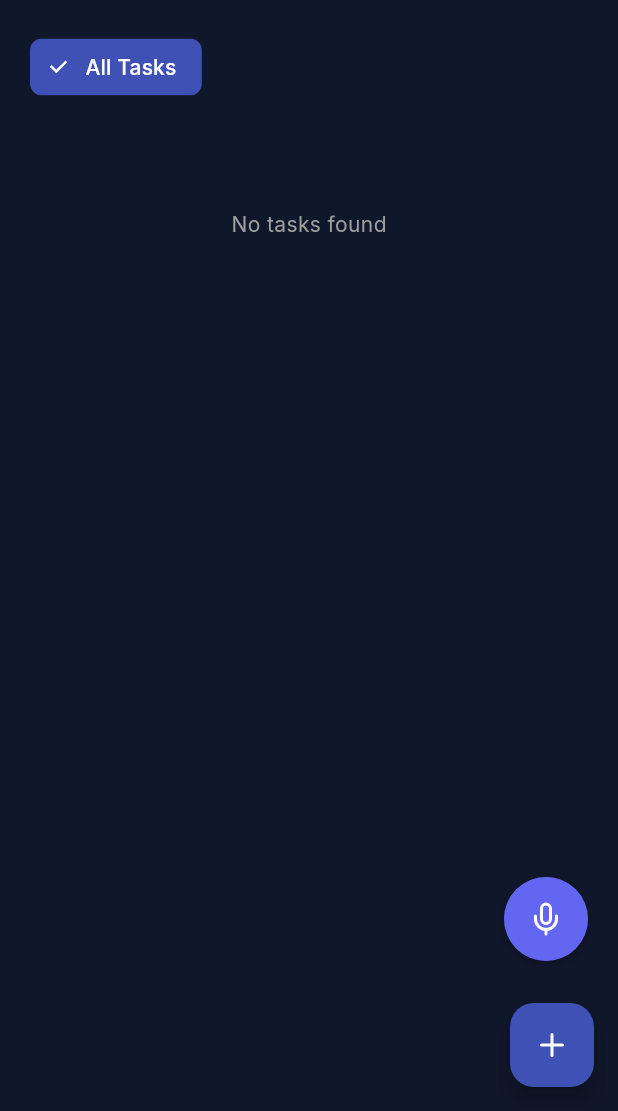
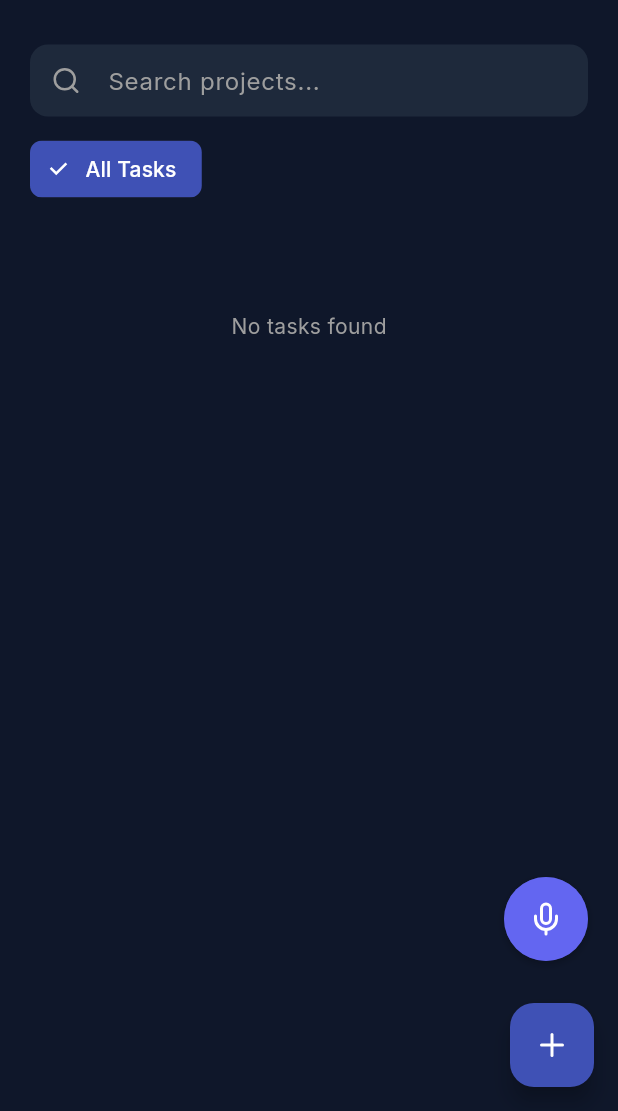
Before and after one commit to vishnuprksh/TaskWise-ToDoApp, a Flutter app: the screen it shows once a user with an empty profile is signed in, on a phone screen of 412 x 824 dp, the part 125-1236 px from its top. Run offline on Flutter 3.47's test engine with Material 3 defaults, Android fonts, the phone set to English and light mode, and no system bars; our stand-ins replace audioplayers, cloud_firestore, firebase_auth, firebase_core, flutter_riverpod, google_fonts and 5 more; accounts and stored records are empty.

Commit message:
Add search bar for project filtering on home screen
- Add TextEditingController and search state (_searchQuery) to HomeScreen
- Implement responsive search bar UI with search icon and clear button
- Add real-time project filtering based on search input
- Display 'No projects found' when search yields no results
- Maintain 'All Tasks' chip visibility when search is empty

```diff
--- a/lib/screens/home_screen.dart
+++ b/lib/screens/home_screen.dart
@@ -19,6 +19,14 @@ class HomeScreen extends ConsumerStatefulWidget {
 class _HomeScreenState extends ConsumerState<HomeScreen> {
   String? _selectedProjectId;
   bool _isFinishedExpanded = false;
+  String _searchQuery = '';
+  final TextEditingController _searchController = TextEditingController();
+
+  @override
+  void dispose() {
+    _searchController.dispose();
+    super.dispose();
+  }
 
   void _showTaskForm({Task? task}) {
     showModalBottomSheet(
@@ -144,21 +152,63 @@ class _HomeScreenState extends ConsumerState<HomeScreen> {
     return projectsAsync.when(
       data: (projects) {
         final activeProjects = projects.where((p) => !p.archived).toList();
-        return Container(
+        final filteredProjects = activeProjects
+            .where((p) => p.name.toLowerCase().contains(_searchQuery.toLowerCase()))
+            .toList();
+
+        return Column(
+          children: [
+            Padding(
+              padding: const EdgeInsets.symmetric(horizontal: 20, vertical: 10),
+              child: TextField(
+                controller: _searchController,
+                onChanged: (val) => setState(() => _searchQuery = val),
+                style: const TextStyle(color: Colors.white),
+                decoration: InputDecoration(
+                  hintText: 'Search projects...',
+                  hintStyle: const TextStyle(color: Colors.grey),
+                  prefixIcon: const Icon(LucideIcons.search, color: Colors.grey, size: 20),
+                  suffixIcon: _searchQuery.isNotEmpty
+                      ? IconButton(
+                          icon: const Icon(LucideIcons.x, color: Colors.grey, size: 18),
+                          onPressed: () {
+                            _searchController.clear();
+                            setState(() => _searchQuery = '');
+                          },
+                        )
+                      : null,
+                  filled: true,
+                  fillColor: const Color(0xFF1E293B),
+                  contentPadding: const EdgeInsets.symmetric(vertical: 0, horizontal: 16),
+                  border: OutlineInputBorder(
+                    borderRadius: BorderRadius.circular(12),
+                    borderSide: BorderSide.none,
+                  ),
+                ),
+              ),
+            ),
+            Container(
               height: 50,
               margin: const EdgeInsets.only(bottom: 10),
               child: ListView(
                 scrollDirection: Axis.horizontal,
                 padding: const EdgeInsets.symmetric(horizontal: 20),
                 children: [
-              _buildFilterChip(null, 'All Tasks'),
-              ...activeProjects.map((p) => _buildFilterChip(p.id, p.name)),
+                  if (_searchQuery.isEmpty) _buildFilterChip(null, 'All Tasks'),
+                  ...filteredProjects.map((p) => _buildFilterChip(p.id, p.name)),
+                  if (filteredProjects.isEmpty && _searchQuery.isNotEmpty)
+                    const Padding(
+                      padding: EdgeInsets.symmetric(vertical: 15),
+                      child: Text('No projects found', style: TextStyle(color: Colors.grey, fontSize: 14)),
+                    ),
                 ],
               ),
+            ),
+          ],
         );
       },
-      loading: () => const SizedBox(height: 50),
-      error: (_, __) => const SizedBox(height: 50),
+      loading: () => const SizedBox(height: 110), // Adjusted for search bar height
+      error: (_, __) => const SizedBox(height: 110),
     );
   }
 
```
Lines whose indentation alone changed are shown as unchanged.
